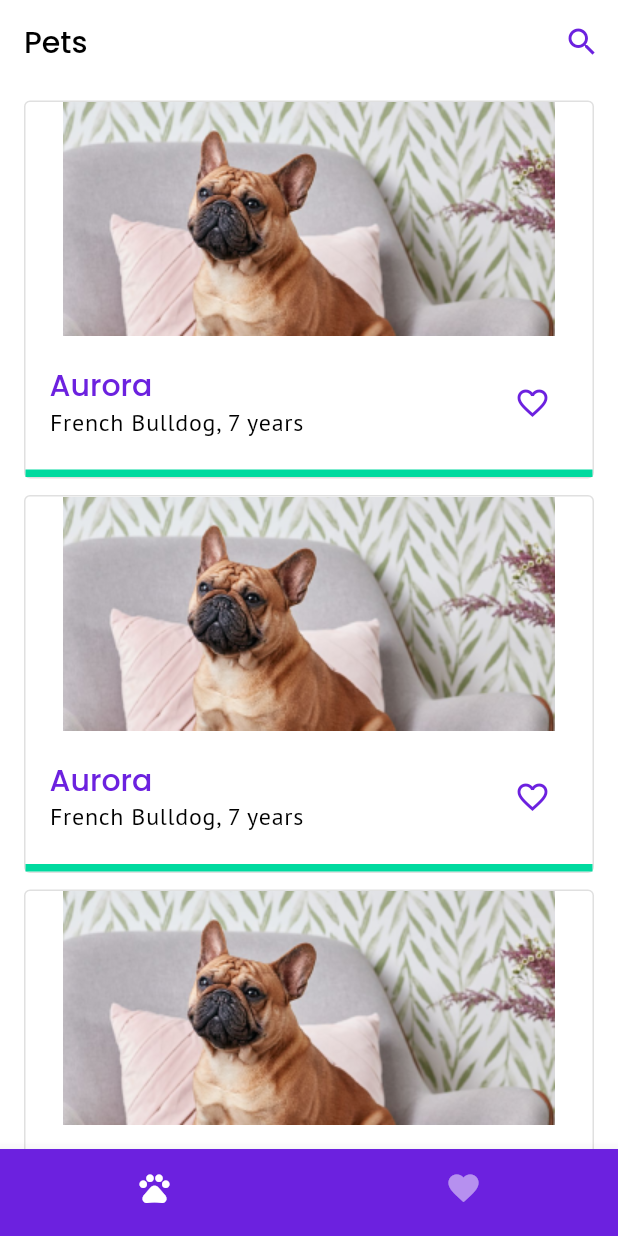
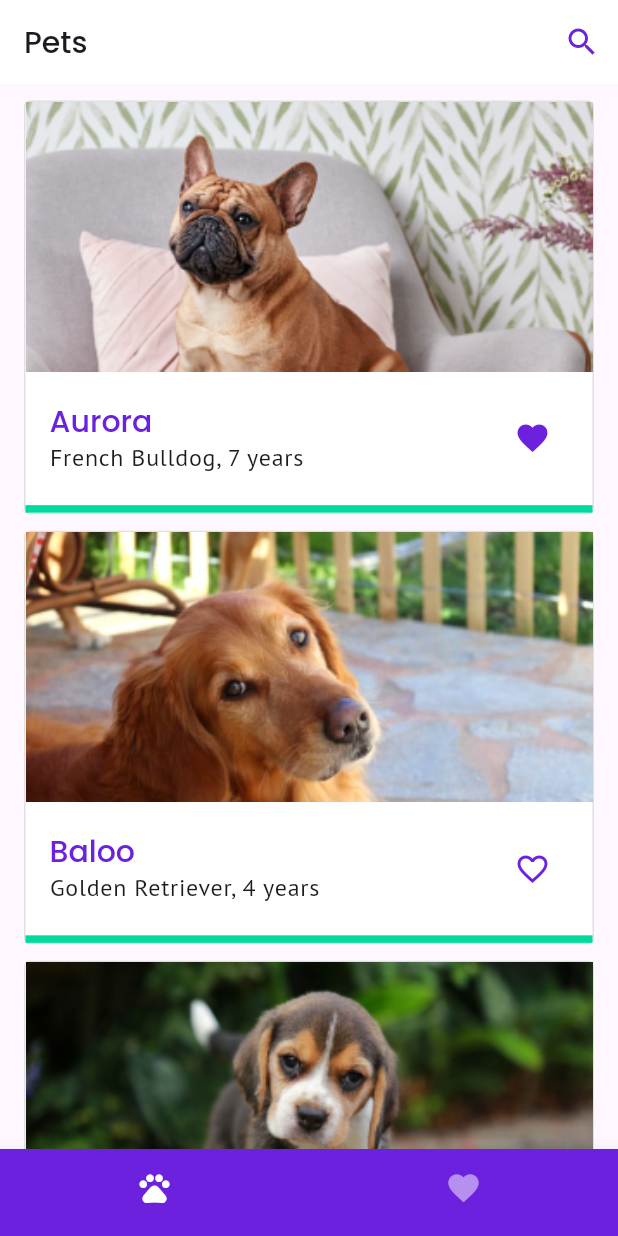
Before and after one commit to kleyersosamazierGL/single-code-base-scaling, a Flutter app: the screen it shows after launch, after a tap on "Log in", after a tap on the "favorite outline" icon, on a phone screen of 412 x 824 dp. Run offline on Flutter 3.47's test engine with Material 2 defaults, Android fonts, the phone set to English and light mode, and no system bars; our stand-ins replace google_fonts.

Commit message:
Favorites page added | State management added

```diff
--- /dev/null
+++ b/lib/core/color/pets_app_color.dart
@@ -0,0 +1,9 @@
+import 'package:flutter/material.dart';
+
+class PetsAppColor {
+  static const purple = Color(0xFF6C21DF);
+  static const green = Color(0xFF00DA9F);
+  static const black = Color(0xFF201000);
+  static const gray1 = Color(0xFF616161);
+  static const gray2 = Color(0xFFE0E0E0);
+}
--- /dev/null
+++ b/lib/core/constant/constant.dart
@@ -0,0 +1,8 @@
+import 'package:pets_app/model/pet.dart';
+
+final petList = [
+  Pet('Aurora', 'French Bulldog', '7'),
+  Pet('Baloo', 'Golden Retriever', '4'),
+  Pet('Charlie', 'Beagle', '1'),
+  Pet('Max', 'Pug', '6'),
+];
--- a/lib/core/theme/app_theme.dart
+++ b/lib/core/theme/app_theme.dart
@@ -4,23 +4,6 @@ import 'package:google_fonts/google_fonts.dart';
 class AppTheme {
   static ThemeData themeData() => ThemeData(
         useMaterial3: true,
-        colorScheme: const ColorScheme(
-          brightness: Brightness.light,
-          primary: Color(0xFF6C21DF),
-          onPrimary: Colors.white,
-          background: Color(0xFF6C21DF),
-          onBackground: Colors.red,
-          surface: Colors.white,
-          onSurface: Colors.black,
-          primaryContainer: Color(0xffa0c2ed),
-          secondary: Color(0xff00DA9F),
-          onSecondary: Color(0xff00DA9F),
-          secondaryContainer: Color(0xffffd270),
-          tertiary: Color(0xff5c5c95),
-          tertiaryContainer: Color(0xffc8dbf8),
-          error: Colors.red,
-          onError: Colors.red,
-        ),
         inputDecorationTheme: InputDecorationTheme(
           filled: true,
           fillColor: Colors.white.withOpacity(0.1),
--- a/lib/main.dart
+++ b/lib/main.dart
@@ -1,9 +1,8 @@
-import 'package:flex_color_scheme/flex_color_scheme.dart';
 import 'package:flutter/material.dart';
-import 'package:google_fonts/google_fonts.dart';
 import 'package:pets_app/core/theme/app_theme.dart';
-import 'package:pets_app/presentation/views/home/home_view.dart';
 import 'package:pets_app/presentation/views/login/login_view.dart';
+import 'package:pets_app/provider/pet_provider.dart';
+import 'package:provider/provider.dart';
 
 void main() => runApp(const PetsApp());
 
@@ -12,11 +11,18 @@ class PetsApp extends StatelessWidget {
 
   @override
   Widget build(BuildContext context) {
-    return MaterialApp(
-      theme: AppTheme.themeData(),
-      themeMode: ThemeMode.light,
-      title: 'Pets App',
-      home: const LoginView(),
+    return MultiProvider(
+      providers: [
+        ChangeNotifierProvider(
+          create: (context) => PetProvider(),
+        ),
+      ],
+      child: MaterialApp(
+        theme: AppTheme.themeData(),
+        themeMode: ThemeMode.light,
+        title: 'Pets App',
+        home: const LoginView(),
+      ),
     );
   }
 }
--- /dev/null
+++ b/lib/model/pet.dart
@@ -0,0 +1,11 @@
+class Pet {
+  final String name;
+  final String pedigree;
+  final String age;
+
+  Pet(
+    this.name,
+    this.pedigree,
+    this.age,
+  );
+}
--- a/lib/presentation/views/favorites/favorites_view.dart
+++ b/lib/presentation/views/favorites/favorites_view.dart
@@ -1,10 +1,30 @@
 import 'package:flutter/material.dart';
+import 'package:pets_app/presentation/views/favorites/widgets/favorite_pet.dart';
+import 'package:pets_app/provider/pet_provider.dart';
+import 'package:provider/provider.dart';
 
 class FavoritesView extends StatelessWidget {
   const FavoritesView({Key? key}) : super(key: key);
 
   @override
   Widget build(BuildContext context) {
-    return Container();
+    return Scaffold(
+      appBar: AppBar(
+        title: const Text('My Favorites'),
+      ),
+      body: SingleChildScrollView(
+        child: Consumer<PetProvider>(
+          builder: (context, provider, child) {
+            return Padding(
+              padding: const EdgeInsets.symmetric(horizontal: 16),
+              child: Column(
+                children:
+                    provider.petList.map((p) => FavoritePet(pet: p)).toList(),
+              ),
+            );
+          },
+        ),
+      ),
+    );
   }
 }
--- /dev/null
+++ b/lib/presentation/views/favorites/widgets/favorite_pet.dart
@@ -0,0 +1,89 @@
+import 'package:flutter/material.dart';
+import 'package:pets_app/core/color/pets_app_color.dart';
+import 'package:pets_app/model/pet.dart';
+import 'package:pets_app/provider/pet_provider.dart';
+import 'package:provider/provider.dart';
+
+class FavoritePet extends StatefulWidget {
+  const FavoritePet({super.key, required this.pet});
+
+  final Pet pet;
+
+  @override
+  State<FavoritePet> createState() => _FavoritePetState();
+}
+
+class _FavoritePetState extends State<FavoritePet> {
+  var isFavorite = true;
+
+  late final PetProvider provider;
+  @override
+  void initState() {
+    provider = Provider.of<PetProvider>(context, listen: false);
+
+    super.initState();
+  }
+
+  @override
+  Widget build(BuildContext context) {
+    return Container(
+      margin: const EdgeInsets.only(
+        top: 11,
+      ),
+      decoration: BoxDecoration(
+        borderRadius: BorderRadius.circular(4),
+        border: Border.all(
+          color: PetsAppColor.gray2,
+        ),
+      ),
+      child: Column(
+        children: [
+          ListTile(
+            contentPadding: const EdgeInsets.only(left: 0, right: 16),
+            leading: Container(
+              width: 70,
+              decoration: BoxDecoration(
+                image: DecorationImage(
+                  image: AssetImage(
+                    'assets/pets/${widget.pet.name.toLowerCase()}.png',
+                  ),
+                  fit: BoxFit.fitHeight,
+                ),
+              ),
+            ),
+            title: Padding(
+              padding: const EdgeInsets.only(bottom: 4),
+              child: Text(
+                widget.pet.name,
+                style: Theme.of(context).textTheme.headline6!.copyWith(
+                      color: PetsAppColor.purple,
+                    ),
+              ),
+            ),
+            subtitle: Row(
+              children: [
+                Flexible(
+                  child: Text(
+                    '${widget.pet.pedigree}, ${widget.pet.age} years',
+                    style: Theme.of(context).textTheme.bodyText2,
+                    overflow: TextOverflow.ellipsis,
+                  ),
+                ),
+              ],
+            ),
+            trailing: IconButton(
+              onPressed: () {
+                provider.removeFavorite(widget.pet);
+              },
+              icon: Icon(
+                isFavorite ? Icons.favorite : Icons.favorite_border,
+                color: PetsAppColor.purple,
+              ),
+            ),
+          ),
+          Container(height: 5, color: PetsAppColor.green),
+        ],
+      ),
+    );
+  }
+}
--- a/lib/presentation/views/home/home_view.dart
+++ b/lib/presentation/views/home/home_view.dart
@@ -1,4 +1,5 @@
 import 'package:flutter/material.dart';
+import 'package:pets_app/core/color/pets_app_color.dart';
 import 'package:pets_app/presentation/views/favorites/favorites_view.dart';
 import 'package:pets_app/presentation/views/pets/pets_view.dart';
 
@@ -16,11 +17,14 @@ class _HomeViewState extends State<HomeView> {
   @override
   Widget build(BuildContext context) {
     return Scaffold(
-      body: pages[selectedPage],
+      body: IndexedStack(
+        index: selectedPage,
+        children: const [PetsView(), FavoritesView()],
+      ),
       bottomNavigationBar: BottomNavigationBar(
         showSelectedLabels: false,
         showUnselectedLabels: false,
-        backgroundColor: const Color(0xFF6C21DF),
+        backgroundColor: PetsAppColor.purple,
         selectedItemColor: Colors.white,
         unselectedItemColor: Colors.white.withOpacity(0.5),
         currentIndex: selectedPage,
--- a/lib/presentation/views/login/login_view.dart
+++ b/lib/presentation/views/login/login_view.dart
@@ -1,4 +1,5 @@
 import 'package:flutter/material.dart';
+import 'package:pets_app/core/color/pets_app_color.dart';
 import 'package:pets_app/presentation/views/home/home_view.dart';
 
 class LoginView extends StatelessWidget {
@@ -7,11 +8,11 @@ class LoginView extends StatelessWidget {
   @override
   Widget build(BuildContext context) {
     return Scaffold(
-      backgroundColor: Theme.of(context).colorScheme.primary,
+      backgroundColor: PetsAppColor.purple,
       body: SafeArea(
         child: SingleChildScrollView(
           child: Padding(
-            padding: const EdgeInsets.symmetric(vertical: 74, horizontal: 36),
+            padding: const EdgeInsets.symmetric(vertical: 50, horizontal: 36),
             child: Column(
               crossAxisAlignment: CrossAxisAlignment.stretch,
               children: [
@@ -73,7 +74,7 @@ class LoginView extends StatelessWidget {
                 ),
                 ElevatedButton(
                   style: ElevatedButton.styleFrom(
-                    backgroundColor: const Color(0xFF00DA9F),
+                    backgroundColor: PetsAppColor.green,
                   ),
                   onPressed: () {
                     Navigator.pushReplacement(
--- a/lib/presentation/views/pets/pets_view.dart
+++ b/lib/presentation/views/pets/pets_view.dart
@@ -1,4 +1,6 @@
 import 'package:flutter/material.dart';
+import 'package:pets_app/core/color/pets_app_color.dart';
+import 'package:pets_app/core/constant/constant.dart';
 import 'package:pets_app/presentation/views/pets/widgets/pet_tile.dart';
 
 class PetsView extends StatelessWidget {
@@ -14,18 +16,17 @@ class PetsView extends StatelessWidget {
             onPressed: () {},
             icon: const Icon(
               Icons.search,
-              color: Color(0xFF6C21DF),
+              color: PetsAppColor.purple,
             ),
           )
         ],
       ),
       body: ListView(
-        children: [
-          PetTile(),
-          PetTile(),
-          PetTile(),
-          PetTile(),
-        ],
+        children: petList
+            .map((p) => PetTile(
+                  pet: p,
+                ))
+            .toList(),
       ),
     );
   }
--- a/lib/presentation/views/pets/widgets/pet_tile.dart
+++ b/lib/presentation/views/pets/widgets/pet_tile.dart
@@ -1,7 +1,23 @@
 import 'package:flutter/material.dart';
+import 'package:pets_app/core/color/pets_app_color.dart';
+import 'package:pets_app/model/pet.dart';
+import 'package:pets_app/provider/pet_provider.dart';
+import 'package:provider/provider.dart';
 
-class PetTile extends StatelessWidget {
-  const PetTile({Key? key}) : super(key: key);
+class PetTile extends StatefulWidget {
+  const PetTile({
+    super.key,
+    required this.pet,
+  });
+
+  final Pet pet;
+
+  @override
+  State<PetTile> createState() => _PetTileState();
+}
+
+class _PetTileState extends State<PetTile> {
+  var isFavorite = false;
 
   @override
   Widget build(BuildContext context) {
@@ -14,15 +30,20 @@ class PetTile extends StatelessWidget {
       decoration: BoxDecoration(
         borderRadius: BorderRadius.circular(4),
         border: Border.all(
-          color: const Color(0xFFE0E0E0),
+          color: PetsAppColor.gray2,
         ),
+        color: Colors.white,
       ),
       child: InkWell(
-        onTap: () {},
+        onTap: () {
+          //TODO: Navigation to Pet Profile
+        },
         child: Column(
+          crossAxisAlignment: CrossAxisAlignment.stretch,
           children: [
             Image.asset(
-              'assets/pets/pet1.png',
+              'assets/pets/${widget.pet.name.toLowerCase()}.png',
+              fit: BoxFit.fitWidth,
             ),
             Padding(
               padding: const EdgeInsets.symmetric(vertical: 20, horizontal: 16),
@@ -33,25 +54,43 @@ class PetTile extends StatelessWidget {
                     crossAxisAlignment: CrossAxisAlignment.start,
                     children: [
                       Text(
-                        'Aurora',
+                        widget.pet.name,
                         style: Theme.of(context).textTheme.headline6!.copyWith(
-                              color: const Color(0xFF6C21DF),
+                              color: PetsAppColor.purple,
                             ),
                       ),
-                      Text('French Bulldog, 7 years',
+                      Text('${widget.pet.pedigree}, ${widget.pet.age} years',
                           style: Theme.of(context).textTheme.bodyText1),
                     ],
                   ),
-                  IconButton(
-                      onPressed: () {},
-                      icon: const Icon(
-                        Icons.favorite_border,
-                        color: Color(0xFF6C21DF),
-                      )),
+                  Consumer<PetProvider>(builder: (context, provider, _) {
+                    return IconButton(
+                      onPressed: () {
+                        isFavorite = !isFavorite;
+
+                        if (isFavorite) {
+                          provider.addFavorite(widget.pet);
+                        } else {
+                          provider.removeFavorite(widget.pet);
+                        }
+
+                        setState(() {});
+                      },
+                      icon: Icon(
+                        isFavorite &&
+                                provider.petList.indexWhere(
+                                        (pet) => pet.name == widget.pet.name) !=
+                                    -1
+                            ? Icons.favorite
+                            : Icons.favorite_border,
+                        color: PetsAppColor.purple,
+                      ),
+                    );
+                  }),
                 ],
               ),
             ),
-            Container(height: 5, color: Color(0xFF00DA9F)),
+            Container(height: 5, color: PetsAppColor.green),
           ],
         ),
       ),
--- /dev/null
+++ b/lib/provider/pet_provider.dart
@@ -0,0 +1,16 @@
+import 'package:flutter/material.dart';
+import 'package:pets_app/model/pet.dart';
+
+class PetProvider extends ChangeNotifier {
+  final petList = <Pet>[];
+
+  void addFavorite(Pet pet) {
+    petList.add(pet);
+    notifyListeners();
+  }
+
+  void removeFavorite(Pet pet) {
+    petList.remove(pet);
+    notifyListeners();
+  }
+}
--- a/pubspec.yaml
+++ b/pubspec.yaml
@@ -35,8 +35,8 @@ dependencies:
   # The following adds the Cupertino Icons font to your application.
   # Use with the CupertinoIcons class for iOS style icons.
   cupertino_icons: ^1.0.2
-  flex_color_scheme: ^6.0.1
   google_fonts: ^3.0.1
+  provider: ^6.0.4
 
 dev_dependencies:
   flutter_test:
```
Also changed, not shown: assets/pets/aurora.png (renamed from assets/pets/pet1.png), assets/pets/baloo.png (added), assets/pets/charlie.png (added), assets/pets/max.png (added), pubspec.lock, 3 other files.
